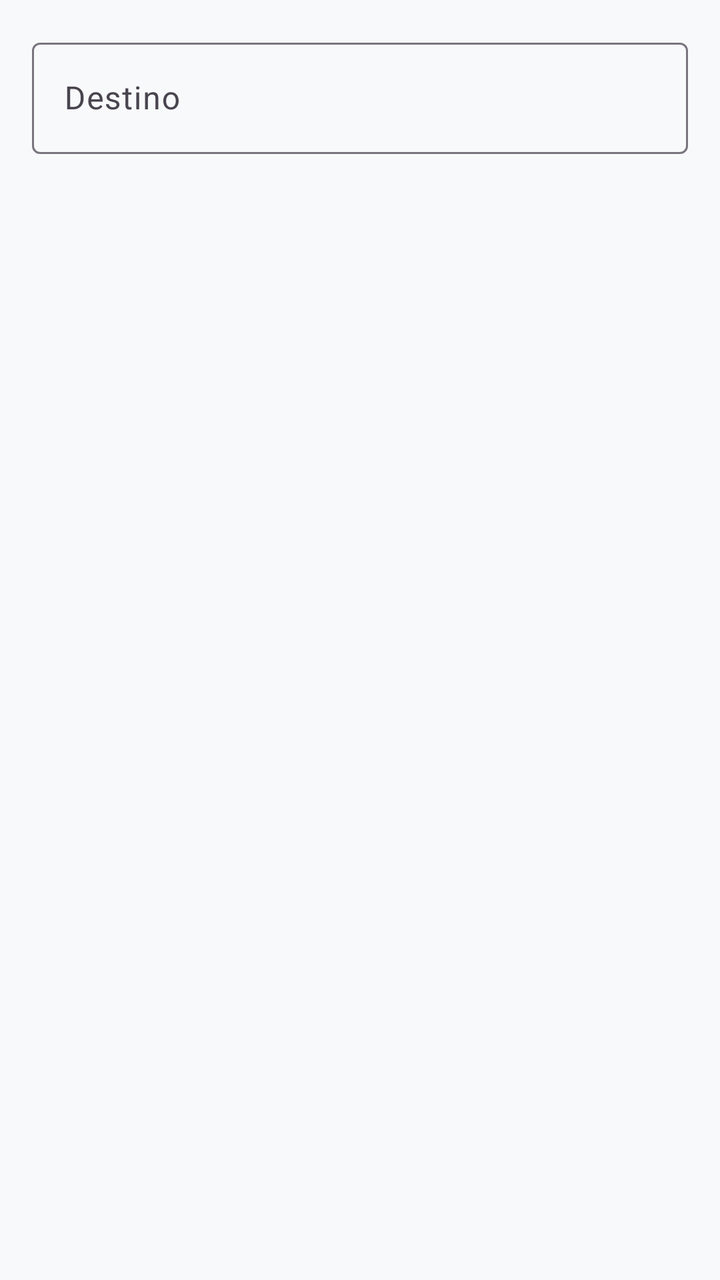
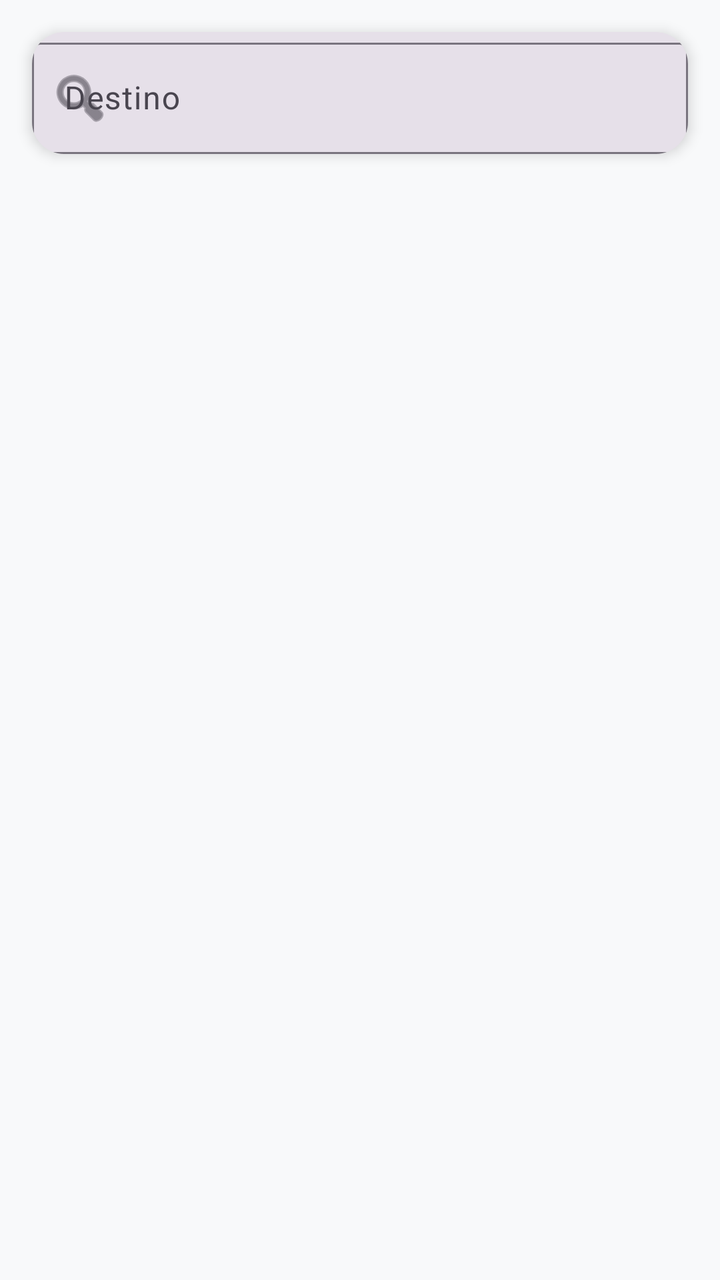

Compare the two renders of this Android layout. The source of the first and the diff that turns it into the second are given below.
<!-- AndroidManifest.xml: application theme Theme.CarpoolApp -->
<!-- res/layout/fragment_buscar.xml -->
<?xml version="1.0" encoding="utf-8"?>
<androidx.constraintlayout.widget.ConstraintLayout
    xmlns:android="http://schemas.android.com/apk/res/android"
    xmlns:app="http://schemas.android.com/apk/res-auto"
    android:layout_width="match_parent"
    android:layout_height="match_parent"
    android:padding="@dimen/margin_medium">

    <com.google.android.material.textfield.TextInputLayout
        android:id="@+id/buscar_layout"
        android:layout_width="0dp"
        android:layout_height="wrap_content"
        android:hint="@string/label_destino"
        style="@style/Widget.Material3.TextInputLayout.OutlinedBox"
        app:layout_constraintTop_toTopOf="parent"
        app:layout_constraintStart_toStartOf="parent"
        app:layout_constraintEnd_toEndOf="parent"
        app:endIconMode="clear_text">

        <com.google.android.material.textfield.TextInputEditText
            android:id="@+id/buscar_input"
            android:layout_width="match_parent"
            android:layout_height="wrap_content"
            android:inputType="text"
            android:imeOptions="actionSearch" />
    </com.google.android.material.textfield.TextInputLayout>

    <ProgressBar
        android:id="@+id/progress_buscar"
        android:layout_width="wrap_content"
        android:layout_height="wrap_content"
        android:visibility="gone"
        app:layout_constraintTop_toBottomOf="@id/buscar_layout"
        app:layout_constraintStart_toStartOf="parent"
        app:layout_constraintEnd_toEndOf="parent"
        android:layout_marginTop="16dp" />

    <androidx.recyclerview.widget.RecyclerView
        android:id="@+id/rv_resultados"
        android:layout_width="0dp"
        android:layout_height="0dp"
        android:clipToPadding="false"
        android:paddingTop="8dp"
        app:layoutManager="androidx.recyclerview.widget.LinearLayoutManager"
        app:layout_constraintTop_toBottomOf="@id/buscar_layout"
        app:layout_constraintBottom_toBottomOf="parent"
        app:layout_constraintStart_toStartOf="parent"
        app:layout_constraintEnd_toEndOf="parent" />

</androidx.constraintlayout.widget.ConstraintLayout>
<!-- resources referenced by this layout -->
<resources>
  <dimen name="margin_medium">16dp</dimen>
  <string name="label_destino">Destino</string>
  <style name="Theme.CarpoolApp" parent="Theme.Material3.DayNight.NoActionBar">
          <item name="colorPrimary">@color/primary</item>
          <item name="colorOnPrimary">@color/on_primary</item>
          <item name="colorPrimaryContainer">@color/primary_variant</item>
          <item name="colorSecondary">@color/secondary</item>
          <item name="colorOnSecondary">@color/on_secondary</item>
          <item name="colorError">@color/error</item>
          <item name="colorOnError">@color/on_error</item>
          <item name="android:colorBackground">@color/background</item>
          <item name="colorOnBackground">@color/on_background</item>
          <item name="colorOnSurface">@color/on_surface</item>
      </style>
  <color name="primary">#FF1A73E8</color>
  <color name="on_primary">#FFFFFFFF</color>
  <color name="primary_variant">#FF1557B0</color>
  <color name="secondary">#FF34A853</color>
  <color name="on_secondary">#FFFFFFFF</color>
  <color name="error">#FFD93025</color>
  <color name="on_error">#FFFFFFFF</color>
  <color name="background">#FFF8F9FA</color>
  <color name="on_background">#FF202124</color>
  <color name="on_surface">#FF202124</color>
</resources>

<!-- the commit's change to res/layout/fragment_buscar.xml (unified diff, before → after) -->
@@ -4,47 +4,88 @@
     xmlns:app="http://schemas.android.com/apk/res-auto"
     android:layout_width="match_parent"
     android:layout_height="match_parent"
-    android:padding="@dimen/margin_medium">
+    android:background="@color/background">
 
-    <com.google.android.material.textfield.TextInputLayout
-        android:id="@+id/buscar_layout"
+    <com.google.android.material.card.MaterialCardView
+        android:id="@+id/search_card"
         android:layout_width="0dp"
         android:layout_height="wrap_content"
-        android:hint="@string/label_destino"
-        style="@style/Widget.Material3.TextInputLayout.OutlinedBox"
+        app:cardCornerRadius="16dp"
+        app:cardElevation="4dp"
+        android:layout_margin="16dp"
         app:layout_constraintTop_toTopOf="parent"
         app:layout_constraintStart_toStartOf="parent"
         app:layout_constraintEnd_toEndOf="parent"
-        app:endIconMode="clear_text">
+        android:padding="4dp">
 
-        <com.google.android.material.textfield.TextInputEditText
-            android:id="@+id/buscar_input"
+        <com.google.android.material.textfield.TextInputLayout
+            android:id="@+id/buscar_layout"
             android:layout_width="match_parent"
             android:layout_height="wrap_content"
-            android:inputType="text"
-            android:imeOptions="actionSearch" />
-    </com.google.android.material.textfield.TextInputLayout>
+            android:hint="@string/label_destino"
+            style="@style/Widget.Material3.TextInputLayout.OutlinedBox"
+            app:endIconMode="clear_text"
+            app:startIconDrawable="@android:drawable/ic_menu_search">
+
+            <com.google.android.material.textfield.TextInputEditText
+                android:id="@+id/buscar_input"
+                android:layout_width="match_parent"
+                android:layout_height="wrap_content"
+                android:inputType="text"
+                android:imeOptions="actionSearch" />
+        </com.google.android.material.textfield.TextInputLayout>
+    </com.google.android.material.card.MaterialCardView>
 
     <ProgressBar
         android:id="@+id/progress_buscar"
         android:layout_width="wrap_content"
         android:layout_height="wrap_content"
         android:visibility="gone"
-        app:layout_constraintTop_toBottomOf="@id/buscar_layout"
+        app:layout_constraintTop_toBottomOf="@id/search_card"
         app:layout_constraintStart_toStartOf="parent"
         app:layout_constraintEnd_toEndOf="parent"
-        android:layout_marginTop="16dp" />
+        android:layout_marginTop="24dp" />
 
     <androidx.recyclerview.widget.RecyclerView
         android:id="@+id/rv_resultados"
         android:layout_width="0dp"
         android:layout_height="0dp"
         android:clipToPadding="false"
-        android:paddingTop="8dp"
+        android:paddingHorizontal="16dp"
+        android:paddingTop="4dp"
         app:layoutManager="androidx.recyclerview.widget.LinearLayoutManager"
-        app:layout_constraintTop_toBottomOf="@id/buscar_layout"
+        app:layout_constraintTop_toBottomOf="@id/search_card"
         app:layout_constraintBottom_toBottomOf="parent"
         app:layout_constraintStart_toStartOf="parent"
         app:layout_constraintEnd_toEndOf="parent" />
 
+    <LinearLayout
+        android:id="@+id/tv_sin_resultados"
+        android:layout_width="wrap_content"
+        android:layout_height="wrap_content"
+        android:orientation="vertical"
+        android:gravity="center"
+        android:visibility="gone"
+        app:layout_constraintTop_toBottomOf="@id/search_card"
+        app:layout_constraintBottom_toBottomOf="parent"
+        app:layout_constraintStart_toStartOf="parent"
+        app:layout_constraintEnd_toEndOf="parent"
+        android:layout_marginTop="48dp">
+
+        <TextView
+            android:layout_width="48dp"
+            android:layout_height="48dp"
+            android:text="🔍"
+            android:textSize="32sp"
+            android:gravity="center" />
+
+        <TextView
+            android:layout_width="wrap_content"
+            android:layout_height="wrap_content"
+            android:text="@string/msg_sin_resultados"
+            android:textSize="16sp"
+            android:textColor="@color/text_secondary"
+            android:layout_marginTop="12dp" />
+    </LinearLayout>
+
 </androidx.constraintlayout.widget.ConstraintLayout>
<!-- resource entries referenced after the edit -->
@@ -1,7 +1,7 @@
 <!-- resources referenced by this layout -->
 <resources>
-  <dimen name="margin_medium">16dp</dimen>
   <string name="label_destino">Destino</string>
+  <string name="msg_sin_resultados">No se encontraron viajes con ese destino</string>
   <style name="Theme.CarpoolApp" parent="Theme.Material3.DayNight.NoActionBar">
           <item name="colorPrimary">@color/primary</item>
           <item name="colorOnPrimary">@color/on_primary</item>
@@ -13,6 +13,7 @@
           <item name="android:colorBackground">@color/background</item>
           <item name="colorOnBackground">@color/on_background</item>
           <item name="colorOnSurface">@color/on_surface</item>
+          <item name="materialCardViewStyle">@style/Widget.CarpoolApp.Card</item>
       </style>
   <color name="primary">#FF1A73E8</color>
   <color name="on_primary">#FFFFFFFF</color>
@@ -22,7 +23,13 @@
   <color name="error">#FFD93025</color>
   <color name="on_error">#FFFFFFFF</color>
   <color name="background">#FFF8F9FA</color>
+  <color name="text_secondary">#FF5F6368</color>
   <color name="on_background">#FF202124</color>
   <color name="on_surface">#FF202124</color>
+  <style name="Widget.CarpoolApp.Card" parent="Widget.Material3.CardView.Filled">
+          <item name="cardCornerRadius">16dp</item>
+          <item name="cardElevation">2dp</item>
+          <item name="strokeWidth">0dp</item>
+      </style>
 </resources>
 
